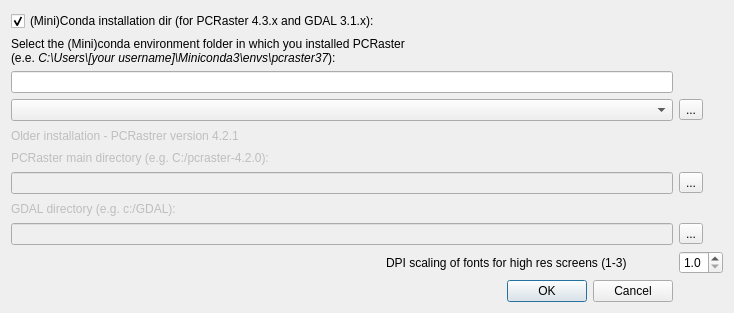
Before: the Qt Designer form nutshelloptions.ui in vjetten/NutShell, drawn with Qt 5.
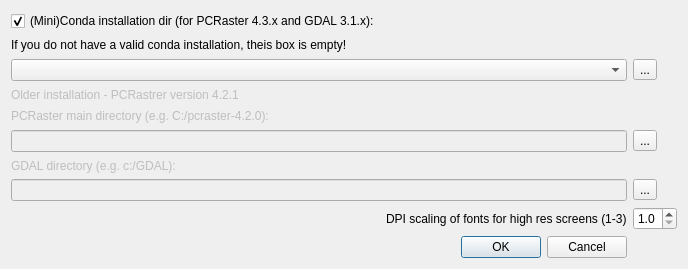
After: the same form once the commit is applied. Icons and pictures are not drawn.

Commit message: // all conda installs are checked

```diff
--- a/nutshelloptions.ui
+++ b/nutshelloptions.ui
@@ -9,43 +9,49 @@
    <rect>
     <x>0</x>
     <y>0</y>
-    <width>734</width>
-    <height>313</height>
+    <width>619</width>
+    <height>269</height>
    </rect>
   </property>
   <property name="windowTitle">
    <string>Directories to software</string>
   </property>
   <layout class="QGridLayout" name="gridLayout">
+   <item row="5" column="0">
+    <widget class="QLabel" name="label_1">
+     <property name="enabled">
+      <bool>false</bool>
+     </property>
+     <property name="text">
+      <string>PCRaster main directory (e.g. C:/pcraster-4.2.0):</string>
+     </property>
+    </widget>
+   </item>
+   <item row="0" column="0">
+    <widget class="QCheckBox" name="checkBoxInstallation">
+     <property name="text">
+      <string>(Mini)Conda installation dir (for PCRaster 4.3.x and GDAL 3.1.x):</string>
+     </property>
+     <property name="checked">
+      <bool>true</bool>
+     </property>
+    </widget>
+   </item>
    <item row="2" column="0" colspan="2">
     <widget class="QLabel" name="label_3">
      <property name="text">
-      <string>&lt;html&gt;&lt;head/&gt;&lt;body&gt;&lt;p&gt;Select the (Mini)conda environment folder in which you installed PCRaster &lt;br/&gt;(e.e. &lt;span style=&quot; font-style:italic;&quot;&gt;C:\Users\[your username]\Miniconda3\envs\pcraster37&lt;/span&gt;):&lt;/p&gt;&lt;/body&gt;&lt;/html&gt;</string>
+      <string>If you do not have a valid conda installation, theis box is empty!</string>
      </property>
     </widget>
    </item>
-   <item row="3" column="0" colspan="2">
-    <widget class="QLineEdit" name="lineEdit_CondaDir">
-     <property name="enabled">
-      <bool>true</bool>
-     </property>
-    </widget>
-   </item>
-   <item row="10" column="1">
-    <widget class="QLabel" name="label_2">
-     <property name="text">
-      <string>DPI scaling of fonts for high res screens (1-3)</string>
-     </property>
-    </widget>
-   </item>
-   <item row="7" column="0" colspan="2">
+   <item row="6" column="0" colspan="2">
     <widget class="QLineEdit" name="lineEdit_pcrcalcDir">
      <property name="enabled">
       <bool>false</bool>
      </property>
     </widget>
    </item>
-   <item row="8" column="0" colspan="2">
+   <item row="7" column="0" colspan="2">
     <widget class="QLabel" name="label_4">
      <property name="enabled">
       <bool>false</bool>
@@ -55,17 +61,34 @@
      </property>
     </widget>
    </item>
-   <item row="6" column="0">
-    <widget class="QLabel" name="label_1">
+   <item row="8" column="0" colspan="2">
+    <widget class="QLineEdit" name="lineEdit_GDALDir">
      <property name="enabled">
       <bool>false</bool>
      </property>
+    </widget>
+   </item>
+   <item row="4" column="0">
+    <widget class="QLabel" name="label_5">
+     <property name="enabled">
+      <bool>false</bool>
+     </property>
      <property name="text">
-      <string>PCRaster main directory (e.g. C:/pcraster-4.2.0):</string>
+      <string>Older installation - PCRastrer version 4.2.1</string>
      </property>
     </widget>
    </item>
-   <item row="10" column="2">
+   <item row="9" column="1">
+    <widget class="QLabel" name="label_2">
+     <property name="text">
+      <string>DPI scaling of fonts for high res screens (1-3)</string>
+     </property>
+    </widget>
+   </item>
+   <item row="3" column="0" colspan="2">
+    <widget class="QComboBox" name="combo_envs"/>
+   </item>
+   <item row="9" column="2">
     <widget class="QDoubleSpinBox" name="dpiScale">
      <property name="sizePolicy">
       <sizepolicy hsizetype="Fixed" vsizetype="Fixed">
@@ -87,7 +110,29 @@
      </property>
     </widget>
    </item>
-   <item row="11" column="0" colspan="2">
+   <item row="8" column="2">
+    <widget class="QToolButton" name="toolButton_4">
+     <property name="text">
+      <string>...</string>
+     </property>
+     <property name="icon">
+      <iconset resource="nutshellqt.qrc">
+       <normaloff>:/resources/directory_open.png</normaloff>:/resources/directory_open.png</iconset>
+     </property>
+    </widget>
+   </item>
+   <item row="3" column="2">
+    <widget class="QToolButton" name="toolButton_2">
+     <property name="text">
+      <string>...</string>
+     </property>
+     <property name="icon">
+      <iconset resource="nutshellqt.qrc">
+       <normaloff>:/resources/directory_open.png</normaloff>:/resources/directory_open.png</iconset>
+     </property>
+    </widget>
+   </item>
+   <item row="10" column="0" colspan="2">
     <widget class="QDialogButtonBox" name="buttonBox">
      <property name="orientation">
       <enum>Qt::Horizontal</enum>
@@ -97,45 +142,7 @@
      </property>
     </widget>
    </item>
-   <item row="9" column="0" colspan="2">
-    <widget class="QLineEdit" name="lineEdit_GDALDir">
-     <property name="enabled">
-      <bool>false</bool>
-     </property>
-    </widget>
-   </item>
-   <item row="0" column="0">
-    <widget class="QCheckBox" name="checkBoxInstallation">
-     <property name="text">
-      <string>(Mini)Conda installation dir (for PCRaster 4.3.x and GDAL 3.1.x):</string>
-     </property>
-     <property name="checked">
-      <bool>true</bool>
-     </property>
-    </widget>
-   </item>
-   <item row="5" column="0">
-    <widget class="QLabel" name="label_5">
-     <property name="enabled">
-      <bool>false</bool>
-     </property>
-     <property name="text">
-      <string>Older installation - PCRastrer version 4.2.1</string>
-     </property>
-    </widget>
-   </item>
-   <item row="9" column="2">
-    <widget class="QToolButton" name="toolButton_4">
-     <property name="text">
-      <string>...</string>
-     </property>
-     <property name="icon">
-      <iconset resource="nutshellqt.qrc">
-       <normaloff>:/resources/directory_open.png</normaloff>:/resources/directory_open.png</iconset>
-     </property>
-    </widget>
-   </item>
-   <item row="7" column="2">
+   <item row="6" column="2">
     <widget class="QToolButton" name="toolButton_1">
      <property name="text">
       <string>...</string>
@@ -146,20 +153,6 @@
      </property>
     </widget>
    </item>
-   <item row="4" column="0" colspan="2">
-    <widget class="QComboBox" name="combo_envs"/>
-   </item>
-   <item row="4" column="2">
-    <widget class="QToolButton" name="toolButton_2">
-     <property name="text">
-      <string>...</string>
-     </property>
-     <property name="icon">
-      <iconset resource="nutshellqt.qrc">
-       <normaloff>:/resources/directory_open.png</normaloff>:/resources/directory_open.png</iconset>
-     </property>
-    </widget>
-   </item>
   </layout>
  </widget>
  <resources>
```
Left out of the diff: 16 changed lines with no effect on the pictures. The commit also changes 3 other files.
